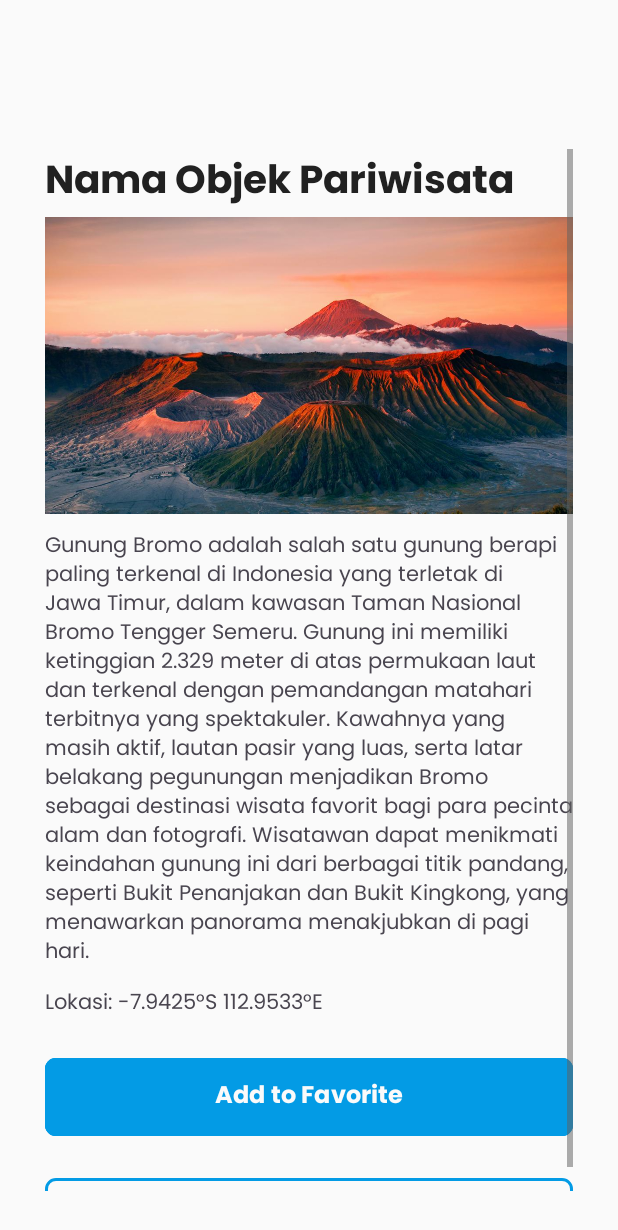
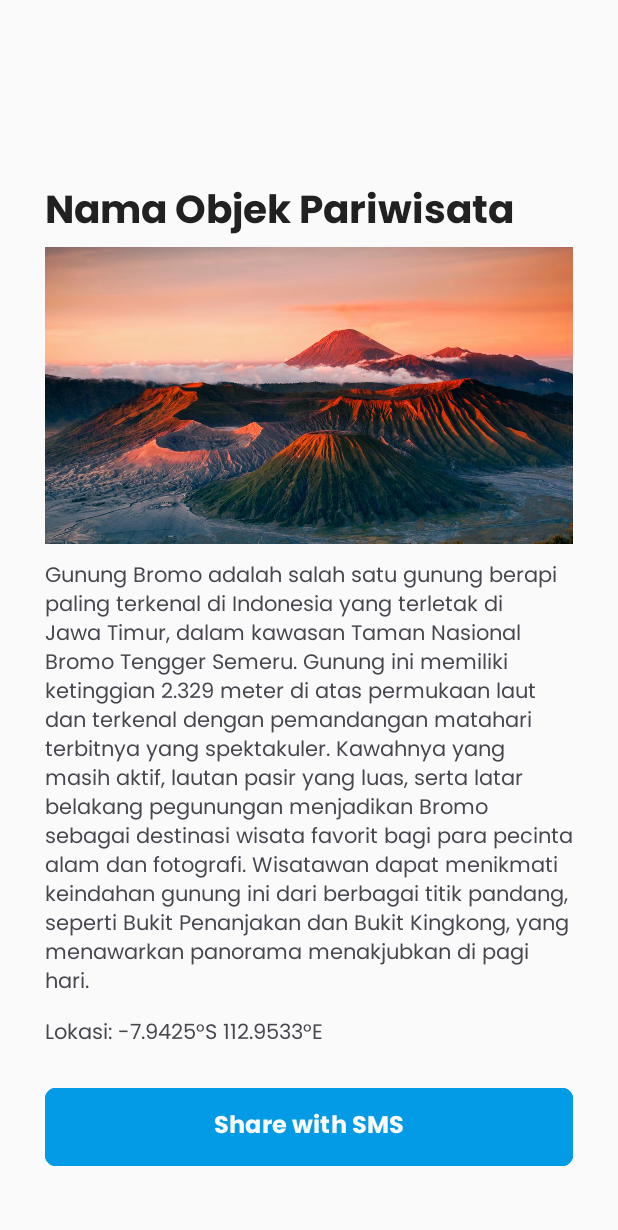
Before and after one commit to Myaneeeee/GuiDDer, an Android app: the layout activity_detail.xml on its own in the app's theme, with its tools: preview values and no code run, on a phone screen of 412 x 824 dp. Shown: the top 1230 px of the screen. Run offline under Robolectric (Android 15) with nearby library versions, the phone set to English and light mode, and no system bars.

Commit message:
change idea
remove favorite. Now CRUD ObjekPariwisata

```diff
--- a/app/src/main/java/com/example/guidder/fragment/ListObjekPariwisata.kt
+++ b/app/src/main/java/com/example/guidder/fragment/ListObjekPariwisata.kt
@@ -67,7 +67,6 @@ class ListObjekPariwisata : Fragment() {
             { response ->
                 try {
                     databaseHelper.deleteAllObjekPariwisata()
-                    databaseHelper.deleteAllFavorites()
                     for (i in 0 until response.length()) {
                         val jsonObj: JSONObject = response.getJSONObject(i)
                         val id = jsonObj.getInt("id_objek_pariwisata")
--- a/app/src/main/res/layout/activity_detail.xml
+++ b/app/src/main/res/layout/activity_detail.xml
@@ -24,12 +24,17 @@
         android:fillViewport="true"
         android:paddingStart="30dp"
         android:paddingEnd="30dp"
-        android:paddingBottom="30dp">
+        android:paddingBottom="30dp"
+        android:scrollbars="none">
 
         <LinearLayout
             android:layout_width="match_parent"
             android:layout_height="wrap_content"
             android:orientation="vertical">
+
+            <Space
+                android:layout_width="wrap_content"
+                android:layout_height="20dp" />
 
             <TextView
                 android:id="@+id/namaObjekTV"
@@ -65,24 +70,34 @@
                 android:layout_height="20dp" />
 
             <Button
-                android:id="@+id/favoriteBtn"
+                android:id="@+id/sendSMSBtn"
                 style="@style/GuiDDerButton"
                 android:layout_width="match_parent"
                 android:layout_height="wrap_content"
                 android:textStyle="bold"
-                android:text="Add to Favorite" />
+                android:text="Share with SMS" />
 
             <Space
                 android:layout_width="wrap_content"
                 android:layout_height="20dp" />
 
             <Button
-                android:id="@+id/sendSMSBtn"
+                android:id="@+id/editBtn"
                 style="@style/GuiDDerButton.Outlined"
+                android:text="Edit Data"
                 android:layout_width="match_parent"
-                android:layout_height="wrap_content"
-                android:textStyle="bold"
-                android:text="Share with SMS" />
+                android:layout_height="wrap_content" />
+
+            <Space
+                android:layout_width="wrap_content"
+                android:layout_height="20dp" />
+
+            <Button
+                android:id="@+id/deleteBtn"
+                style="@style/GuiDDerButton.Error"
+                android:text="Delete Data"
+                android:layout_width="match_parent"
+                android:layout_height="wrap_content" />
         </LinearLayout>
 
     </ScrollView>
--- a/app/src/main/res/menu/bottom_nav_menu.xml
+++ b/app/src/main/res/menu/bottom_nav_menu.xml
@@ -10,11 +10,6 @@
         android:title="Map" />
 
     <item
-        android:id="@+id/favorite"
-        android:icon="@drawable/icon_star"
-        android:title="Favorite" />
-
-    <item
         android:id="@+id/profile"
         android:icon="@drawable/icon_person"
         android:title="Profile" />
--- a/app/src/main/res/values-night/colors.xml
+++ b/app/src/main/res/values-night/colors.xml
@@ -7,5 +7,5 @@
     <color name="surface">#1E1E1E</color>
     <color name="textPrimary">#FFFFFF</color>
     <color name="textSecondary">#BDBDBD</color>
-    <color name="error">#E57373</color>
+    <color name="error">#D32F2F</color>
 </resources>
--- a/app/src/main/res/values/styles.xml
+++ b/app/src/main/res/values/styles.xml
@@ -17,6 +17,17 @@
         <item name="android:backgroundTint">@color/background</item>
         <item name="android:textColor">@color/primary</item>
         <item name="strokeColor">@color/primary</item>
+        <item name="strokeWidth">2dp</item>
+        <item name="cornerRadius">7dp</item>
+        <item name="android:fontFamily">@font/poppins_bold</item>
+        <item name="android:padding">12dp</item>
+        <item name="android:textSize">16sp</item>
+    </style>
+
+    <style name="GuiDDerButton.Error" parent="Widget.Material3.Button">
+        <item name="android:backgroundTint">@color/error</item>
+        <item name="android:textColor">@android:color/white</item>
+        <item name="strokeColor">@color/error</item>
         <item name="strokeWidth">2dp</item>
         <item name="cornerRadius">7dp</item>
         <item name="android:fontFamily">@font/poppins_bold</item>
```
Also changed, not shown: app/src/main/java/com/example/guidder/HomeActivity.kt (+1 -20 lines), app/src/main/java/com/example/guidder/database/DatabaseHelper.kt (+0 -81 lines), app/src/main/java/com/example/guidder/fragment/FavoriteFragment.kt (deleted, +0 -60 lines), app/src/main/java/com/example/guidder/service/BackgroundService.kt (added, +34 -0 lines), app/src/main/java/com/example/guidder/service/SmsReceiver.kt (added, +23 -0 lines), app/src/main/res/drawable/icon_trash.xml (added, +12 -0 lines), app/src/main/res/layout/fragment_favorite.xml (deleted, +0 -14 lines), app/src/main/res/layout/fragment_list_objek_pariwisata.xml (+23 -4 lines).
